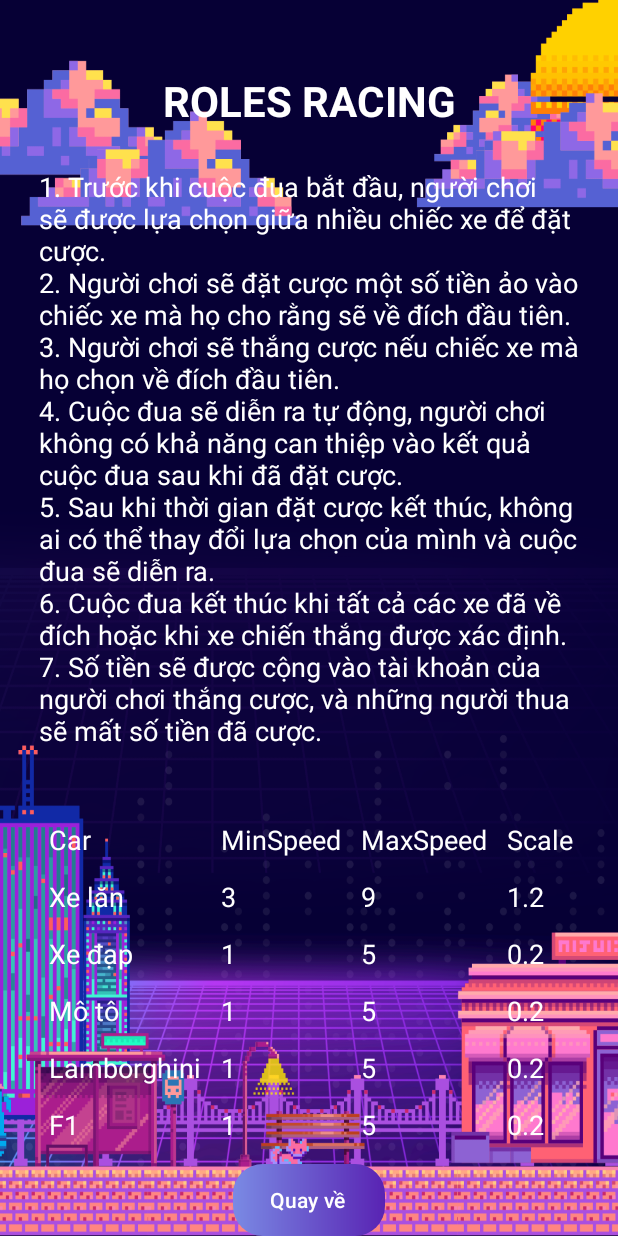
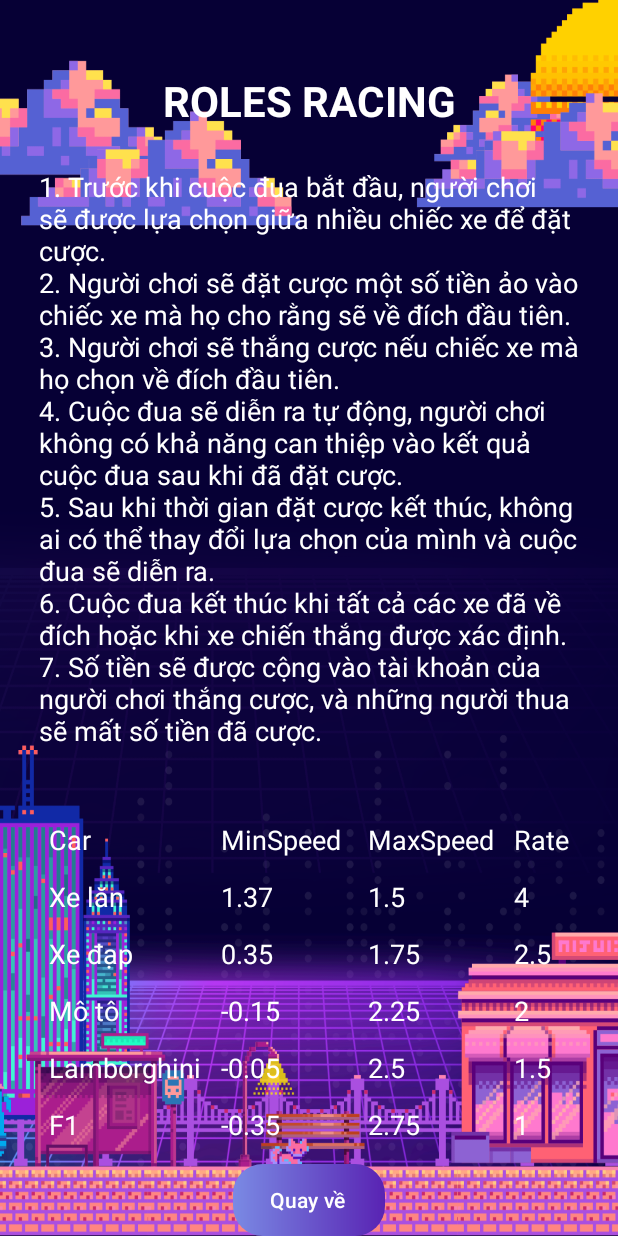
Before and after one commit to UyLeQuoc/PRM392-Group2-RacingGame, an Android app: the RulePageActivity screen opened directly, with no data from a screen before it, on a phone screen of 412 x 824 dp. Run offline under Robolectric (Android 15) with nearby library versions, the phone set to English and light mode, and no system bars.

Commit message:
update rate

```diff
--- a/app/src/main/java/com/group2/racing_game/RulePageActivity.java
+++ b/app/src/main/java/com/group2/racing_game/RulePageActivity.java
@@ -30,11 +30,11 @@ public class RulePageActivity extends AppCompatActivity {
 
         // Mảng chứa thông tin xe
         String[][] vehicleInfo = {
-                {"Xe lăn", "3", "9", "1.2"},
-                {"Xe đạp", "1", "5", "0.2"},
-                {"Mô tô", "1", "5", "0.2"},
-                {"Lamborghini", "1", "5", "0.2"},
-                {"F1", "1", "5", "0.2"}
+                {"Xe lăn", "1.37", "1.5", "4"},
+                {"Xe đạp", "0.35", "1.75", "2.5"},
+                {"Mô tô", "-0.15", "2.25", "2"},
+                {"Lamborghini", "-0.05", "2.5", "1.5"},
+                {"F1", "-0.35", "2.75", "1"}
         };
 
         // Gán TableLayout
@@ -42,7 +42,7 @@ public class RulePageActivity extends AppCompatActivity {
 
         // Thêm tiêu đề cho bảng
         TableRow headerRow = new TableRow(this);
-        String[] headers = {"Car", "MinSpeed", "MaxSpeed", "Scale"};
+        String[] headers = {"Car", "MinSpeed", "MaxSpeed", "Rate"};
         for (String header : headers) {
             TextView tvHeader = new TextView(this);
             tvHeader.setText(header);
```
Also changed, not shown: app/src/main/java/com/group2/racing_game/DAO/CarDAO.java (+5 -5 lines), app/src/main/res/drawable/game_background_2.png (deleted).
